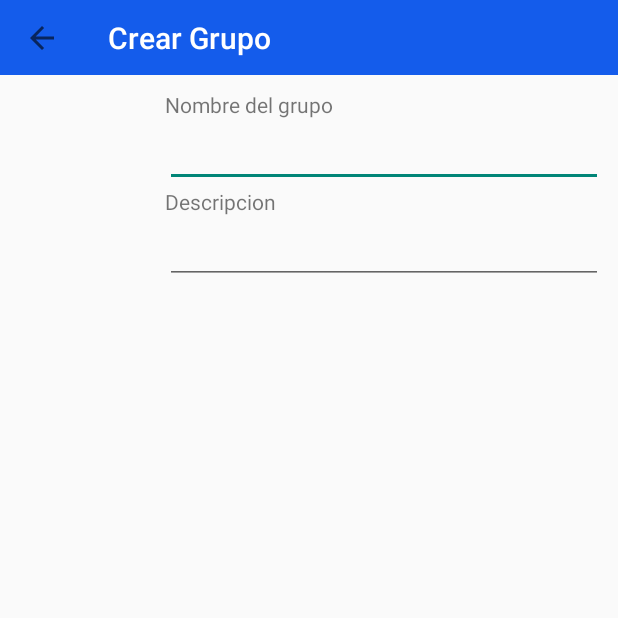
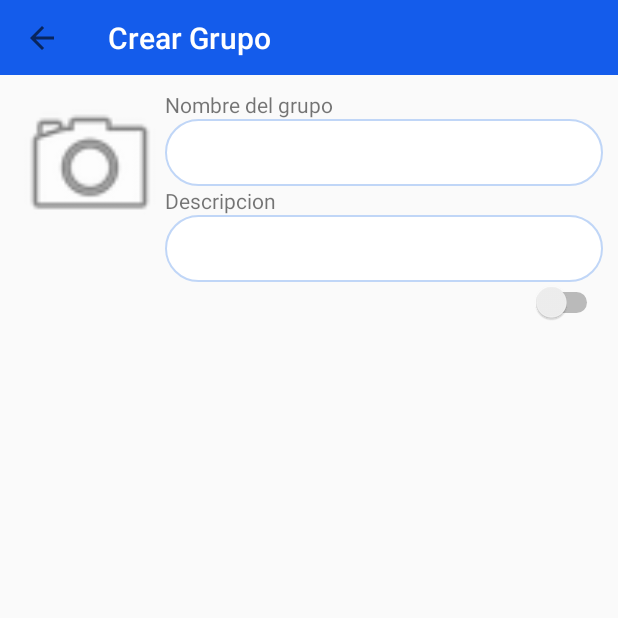
Before and after one commit to lien0226/AdnBike_Rider, an Android app: the CreateGroup screen opened directly, with no data from a screen before it, on a phone screen of 412 x 824 dp, the top half of it. Run offline under Robolectric (Android 15) with nearby library versions, the phone set to English and light mode, and no system bars.

Commit message:
home fragment group

```diff
--- a/app/src/main/java/com/arife/adnbikerider/AppData/Fragments/FragmentGroups.java
+++ b/app/src/main/java/com/arife/adnbikerider/AppData/Fragments/FragmentGroups.java
@@ -12,6 +12,8 @@ import androidx.fragment.app.Fragment;
 
 import com.arife.adnbikerider.R;
 import com.arife.adnbikerider.mvp.v.CreateGroup;
+import com.arife.adnbikerider.mvp.v.Login;
+import com.arife.adnbikerider.mvp.v.Register;
 import com.github.clans.fab.FloatingActionButton;
 
 import es.dmoral.toasty.Toasty;
@@ -34,7 +36,8 @@ public class FragmentGroups extends Fragment implements View.OnClickListener {
     public void onClick(View v) {
         switch (v.getId()){
             case R.id.create_group:
-
+                startActivity(new Intent(FragmentGroups.this.getActivity(), CreateGroup.class));
+                getActivity().overridePendingTransition(R.anim.slide_in_right, R.anim.stay);
                 break;
         }
     }
--- a/app/src/main/java/com/arife/adnbikerider/mvp/v/CreateGroup.java
+++ b/app/src/main/java/com/arife/adnbikerider/mvp/v/CreateGroup.java
@@ -4,6 +4,7 @@ import androidx.annotation.NonNull;
 import androidx.appcompat.app.AppCompatActivity;
 import androidx.appcompat.widget.Toolbar;
 
+import android.content.Intent;
 import android.os.Bundle;
 import android.view.MenuItem;
 
@@ -29,6 +30,7 @@ public class CreateGroup extends AppCompatActivity {
         switch (item.getItemId()){
             case android.R.id.home:
                 onBackPressed();
+                overridePendingTransition(R.anim.slide_in_left, android.R.anim.slide_out_right);
                 return true;
         }
         return super.onOptionsItemSelected(item);
--- a/app/src/main/res/layout/activity_create_group.xml
+++ b/app/src/main/res/layout/activity_create_group.xml
@@ -30,7 +30,8 @@
 
                 <ImageView
                     android:layout_width="100dp"
-                    android:layout_height="100dp"/>
+                    android:layout_height="100dp"
+                    app:srcCompat="@android:drawable/ic_menu_camera" />
 
                 <LinearLayout
                     android:layout_width="match_parent"
@@ -43,8 +44,13 @@
                         android:text="Nombre del grupo"/>
 
                     <EditText
+                        android:id="@+id/name_group"
                         android:layout_width="match_parent"
-                        android:layout_height="wrap_content"/>
+                        android:layout_height="wrap_content"
+                        android:inputType="text"
+                        android:ems="10"
+                        android:padding="10dp"
+                        android:background="@drawable/blue_border_rounded_cornwe"/>
 
                     <TextView
                         android:layout_width="wrap_content"
@@ -52,10 +58,24 @@
                         android:text="Descripcion"/>
 
                     <EditText
+                        android:id="@+id/description_group"
                         android:layout_width="match_parent"
-                        android:layout_height="wrap_content"/>
+                        android:layout_height="wrap_content"
+                        android:inputType="text"
+                        android:ems="10"
+                        android:padding="10dp"
+                        android:background="@drawable/blue_border_rounded_cornwe"/>
+
+                    <Switch
+                        android:id="@+id/mode_view_group"
+                        android:layout_width="match_parent"
+                        android:layout_height="wrap_content"
+
+                        />
 
                 </LinearLayout>
+
+
 
             </LinearLayout>
 
```
